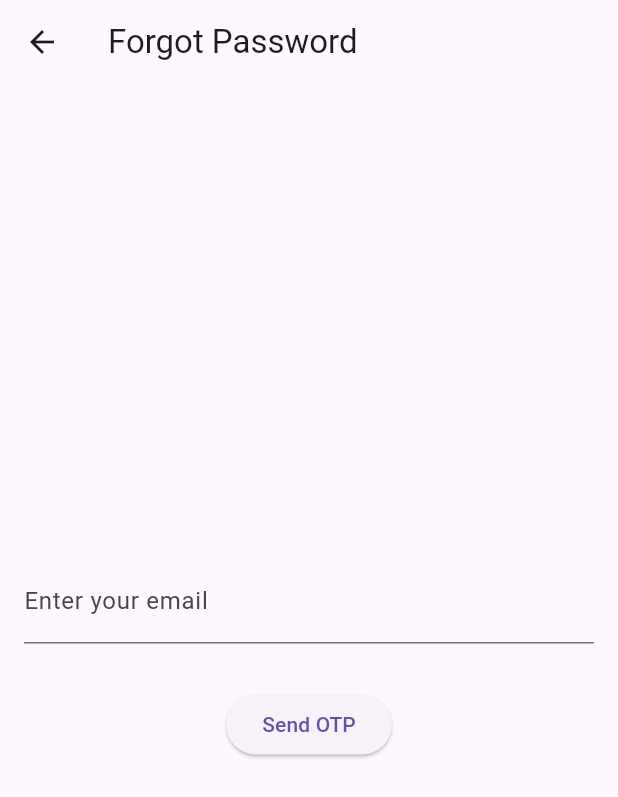
After one commit to HitheshMedavarapu/Flutter, a Flutter app: the screen it shows after launch, after a tap on "Login", after a tap on "Forgot Password?", on a phone screen of 412 x 824 dp. The commit adds this screen. Shown: the top 797 px of the screen. Run offline on Flutter 3.47's test engine with Material 3 defaults, Android fonts, the phone set to English and light mode, and no system bars; our stand-ins replace cloud_firestore, firebase_auth, firebase_core, flutter_redux, redux; missing offline and left inert: mailer; accounts and stored records are empty; network calls fail.

Commit message:
completed upto login flow, left with update password screen

```diff
--- a/lib/main.dart
+++ b/lib/main.dart
@@ -1,40 +1,61 @@
 import 'package:flutter/material.dart';
 import 'package:firebase_core/firebase_core.dart';
-import 'package:provider/provider.dart';
+import 'package:flutter_redux/flutter_redux.dart';
+import 'package:redux/redux.dart';
 import 'firebase_options.dart';
-import 'providers/user_provider.dart';
+import 'redux/app_state.dart';
+import 'redux/reducers.dart';
 import 'screens/auth/login_screen.dart';
+import 'screens/home/home_screen.dart';
+import 'package:firebase_auth/firebase_auth.dart';
 
 void main() async {
-  WidgetsFlutterBinding
-      .ensureInitialized(); // Ensures Firebase initializes properly
-  await Firebase.initializeApp(
-    options: DefaultFirebaseOptions.currentPlatform,
+  WidgetsFlutterBinding.ensureInitialized();
+  await Firebase.initializeApp(options: DefaultFirebaseOptions.currentPlatform);
+
+  final store = Store<AppState>(
+    appReducer,
+    initialState: AppState.initialState(),
   );
 
-  runApp(const MyApp());
+  runApp(MyApp(store));
 }
 
 class MyApp extends StatelessWidget {
-  const MyApp({Key? key}) : super(key: key);
+  final Store<AppState> store;
+  const MyApp(this.store, {Key? key}) : super(key: key);
 
   @override
   Widget build(BuildContext context) {
-    return MultiProvider(
-      providers: [
-        ChangeNotifierProvider(create: (context) => UserProvider()),
-      ],
+    return StoreProvider(
+      store: store,
       child: MaterialApp(
         debugShowCheckedModeBanner: false,
         title: 'Unif1',
         theme: ThemeData.light(),
         darkTheme: ThemeData.dark(),
-        themeMode: ThemeMode.system, // Adapts to system theme
-        home: const LoginScreen(),
-        routes: {
-          '/login': (context) => const LoginScreen(),
-        },
+        themeMode: ThemeMode.system,
+        home: AuthWrapper(),
       ),
     );
   }
 }
+
+class AuthWrapper extends StatelessWidget {
+  @override
+  Widget build(BuildContext context) {
+    return StreamBuilder<User?>(
+      stream: FirebaseAuth.instance.authStateChanges(),
+      builder: (context, snapshot) {
+        if (snapshot.connectionState == ConnectionState.waiting) {
+          return const Scaffold(
+              body: Center(child: CircularProgressIndicator()));
+        }
+        if (snapshot.hasData) {
+          return const HomeScreen(); // User is logged in
+        }
+        return const LoginScreen(); // User is NOT logged in
+      },
+    );
+  }
+}
--- /dev/null
+++ b/lib/redux/app_state.dart
@@ -0,0 +1,66 @@
+import 'package:flutter/material.dart';
+
+class AppState {
+  final String? userId;
+  final Map<String, dynamic>? userProfile;
+  final List<Map<String, dynamic>> chats;
+  final List<Map<String, dynamic>> groupChats;
+  final List<Map<String, dynamic>> marketplace;
+  final bool darkMode;
+  final bool chatNotifications;
+  final bool groupChatNotifications;
+  final bool suggestions;
+  final bool promotions;
+
+  AppState({
+    required this.userId,
+    required this.userProfile,
+    required this.chats,
+    required this.groupChats,
+    required this.marketplace,
+    required this.darkMode,
+    required this.chatNotifications,
+    required this.groupChatNotifications,
+    required this.suggestions,
+    required this.promotions,
+  });
+
+  AppState.initialState()
+      : userId = null,
+        userProfile = null,
+        chats = [],
+        groupChats = [],
+        marketplace = [],
+        darkMode = false,
+        chatNotifications = true,
+        groupChatNotifications = true,
+        suggestions = true,
+        promotions = false;
+
+  AppState copyWith({
+    String? userId,
+    Map<String, dynamic>? userProfile,
+    List<Map<String, dynamic>>? chats,
+    List<Map<String, dynamic>>? groupChats,
+    List<Map<String, dynamic>>? marketplace,
+    bool? darkMode,
+    bool? chatNotifications,
+    bool? groupChatNotifications,
+    bool? suggestions,
+    bool? promotions,
+  }) {
+    return AppState(
+      userId: userId ?? this.userId,
+      userProfile: userProfile ?? this.userProfile,
+      chats: chats ?? this.chats,
+      groupChats: groupChats ?? this.groupChats,
+      marketplace: marketplace ?? this.marketplace,
+      darkMode: darkMode ?? this.darkMode,
+      chatNotifications: chatNotifications ?? this.chatNotifications,
+      groupChatNotifications:
+          groupChatNotifications ?? this.groupChatNotifications,
+      suggestions: suggestions ?? this.suggestions,
+      promotions: promotions ?? this.promotions,
+    );
+  }
+}
--- /dev/null
+++ b/lib/screens/auth/forgot_password_screen.dart
@@ -0,0 +1,112 @@
+import 'dart:math';
+import 'package:flutter/material.dart';
+import 'package:firebase_auth/firebase_auth.dart';
+import 'package:mailer/mailer.dart';
+import 'package:mailer/smtp_server.dart';
+import 'otp_verification_screen.dart';
+
+class ForgotPasswordScreen extends StatefulWidget {
+  const ForgotPasswordScreen({Key? key}) : super(key: key);
+
+  @override
+  _ForgotPasswordScreenState createState() => _ForgotPasswordScreenState();
+}
+
+class _ForgotPasswordScreenState extends State<ForgotPasswordScreen> {
+  final TextEditingController _emailController = TextEditingController();
+  final FirebaseAuth _auth = FirebaseAuth.instance;
+  String? _errorMessage;
+  bool _isLoading = false;
+
+  // Generate a 4-digit OTP
+  String generateOTP() {
+    final random = Random();
+    return (1000 + random.nextInt(9000)).toString();
+  }
+
+  Future<void> _sendOTP() async {
+    setState(() {
+      _isLoading = true;
+      _errorMessage = null;
+    });
+
+    try {
+      String otp = generateOTP();
+      String recipientEmail = _emailController.text.trim();
+
+      // Sendinblue SMTP Configuration (Real email sending)
+      final smtpServer = SmtpServer(
+        'smtp-relay.brevo.com', // Sendinblue SMTP Host
+        port: 587, // Use 587 for TLS or 465 for SSL
+        username: '85e477001@smtp-brevo.com', // Your Sendinblue email
+        password: 'R0OUYkSM3Gw4C5sm', // Your Sendinblue SMTP password
+        ssl: false, // Ensure TLS is used
+        ignoreBadCertificate: false, // Check SSL certificates
+      );
+
+      final message = Message()
+        ..from = Address(
+            'oneunif@gmail.com', 'Unif1 App') // Use your verified sender email
+        ..recipients.add(recipientEmail)
+        ..subject = 'Your OTP Code'
+        ..text = 'Your OTP code is: $otp. It is valid for 5 minutes.';
+
+      print("📩 Sending OTP email to: $recipientEmail...");
+
+      try {
+        final sendReport = await send(message, smtpServer);
+        print("✅ Email sent successfully: ${sendReport.toString()}");
+
+        // Navigate to OTP verification screen
+        Navigator.push(
+          context,
+          MaterialPageRoute(
+            builder: (context) =>
+                OTPVerificationScreen(email: recipientEmail, otp: otp),
+          ),
+        );
+      } catch (e) {
+        print("❌ Email sending failed: $e");
+        setState(() {
+          _errorMessage = "Failed to send OTP. Check logs for details.";
+        });
+      }
+    } catch (e) {
+      print("❌ Unexpected Error: $e");
+      setState(() {
+        _errorMessage = "An error occurred. Please try again.";
+      });
+    } finally {
+      setState(() {
+        _isLoading = false;
+      });
+    }
+  }
+
+  @override
+  Widget build(BuildContext context) {
+    return Scaffold(
+      appBar: AppBar(title: const Text("Forgot Password")),
+      body: Padding(
+        padding: const EdgeInsets.all(16.0),
+        child: Column(
+          mainAxisAlignment: MainAxisAlignment.center,
+          children: [
+            TextField(
+                controller: _emailController,
+                decoration:
+                    const InputDecoration(labelText: "Enter your email")),
+            const SizedBox(height: 10),
+            if (_errorMessage != null)
+              Text(_errorMessage!, style: const TextStyle(color: Colors.red)),
+            const SizedBox(height: 20),
+            _isLoading
+                ? const CircularProgressIndicator()
+                : ElevatedButton(
+                    onPressed: _sendOTP, child: const Text("Send OTP")),
+          ],
+        ),
+      ),
+    );
+  }
+}
--- a/lib/screens/auth/login_screen.dart
+++ b/lib/screens/auth/login_screen.dart
@@ -1,9 +1,12 @@
 import 'package:flutter/material.dart';
 import 'package:firebase_auth/firebase_auth.dart';
-import 'package:provider/provider.dart';
-import '../../providers/user_provider.dart';
+import 'package:flutter_redux/flutter_redux.dart';
+import 'package:redux/redux.dart';
+import '../../redux/app_state.dart';
+import '../../redux/actions.dart';
 import '../home/home_screen.dart';
 import 'signup_screen.dart';
+import 'forgot_password_screen.dart';
 
 class LoginScreen extends StatefulWidget {
   const LoginScreen({Key? key}) : super(key: key);
@@ -19,7 +22,7 @@ class _LoginScreenState extends State<LoginScreen> {
   bool _isLoading = false;
   String? _errorMessage;
 
-  void _login() async {
+  void _login(BuildContext context) async {
     setState(() {
       _isLoading = true;
       _errorMessage = null;
@@ -31,8 +34,11 @@ class _LoginScreenState extends State<LoginScreen> {
         password: _passwordController.text.trim(),
       );
 
-      await Provider.of<UserProvider>(context, listen: false).loadUserData();
+      final String userId = userCredential.user!.uid;
+      StoreProvider.of<AppState>(context).dispatch(SetUserAction(userId));
+      StoreProvider.of<AppState>(context).dispatch(fetchUserProfile);
 
+      // Navigate to home screen
       Navigator.pushReplacement(
         context,
         MaterialPageRoute(builder: (context) => HomeScreen()),
@@ -69,15 +75,12 @@ class _LoginScreenState extends State<LoginScreen> {
             ),
             const SizedBox(height: 10),
             if (_errorMessage != null)
-              Text(
-                _errorMessage!,
-                style: const TextStyle(color: Colors.red),
-              ),
+              Text(_errorMessage!, style: const TextStyle(color: Colors.red)),
             const SizedBox(height: 20),
             _isLoading
                 ? const CircularProgressIndicator()
                 : ElevatedButton(
-                    onPressed: _login,
+                    onPressed: () => _login(context),
                     child: const Text("Login"),
                   ),
             TextButton(
@@ -89,6 +92,16 @@ class _LoginScreenState extends State<LoginScreen> {
               },
               child: const Text("Don't have an account? Sign Up"),
             ),
+            TextButton(
+              onPressed: () {
+                Navigator.push(
+                  context,
+                  MaterialPageRoute(
+                      builder: (context) => const ForgotPasswordScreen()),
+                );
+              },
+              child: const Text("Forgot Password?"),
+            ),
           ],
         ),
       ),
--- a/pubspec.yaml
+++ b/pubspec.yaml
@@ -2,7 +2,7 @@ name: firebase1
 description: "A new Flutter project."
 # The following line prevents the package from being accidentally published to
 # pub.dev using `flutter pub publish`. This is preferred for private packages.
-publish_to: 'none' # Remove this line if you wish to publish to pub.dev
+publish_to: "none" # Remove this line if you wish to publish to pub.dev
 
 # The following defines the version and build number for your application.
 # A version number is three numbers separated by dots, like 1.2.43
@@ -30,6 +30,9 @@ environment:
 dependencies:
   flutter:
     sdk: flutter
+  flutter_redux: ^0.10.0
+  redux: ^5.0.0
+  mailer: ^6.0.0
 
   # The following adds the Cupertino Icons font to your application.
   # Use with the CupertinoIcons class for iOS style icons.
@@ -57,7 +60,6 @@ dev_dependencies:
 
 # The following section is specific to Flutter packages.
 flutter:
-
   # The following line ensures that the Material Icons font is
   # included with your application, so that you can use the icons in
   # the material Icons class.
```
Also changed, not shown: lib/redux/actions.dart (added, +88 -0 lines), lib/redux/reducers.dart (added, +24 -0 lines), lib/screens/auth/otp_verification_screen.dart (+139 -0 lines), lib/screens/auth/signup_screen.dart (+56 -29 lines), lib/screens/home/home_screen.dart (+5 -4 lines), lib/screens/profile/profile_screen.dart (+25 -83 lines), pubspec.lock, 1 other file.
